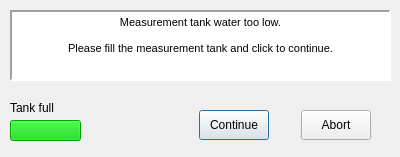
Before: the Qt Designer form Widget_Library/wtf_user_prompt_water_too_low.ui in 8foldrepo/RF_Balance_Profound, drawn with Qt 5.
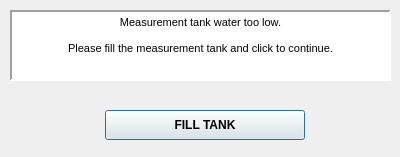
After: the same form once the commit is applied. Custom widgets are drawn as their Qt base class.

```diff
--- a/Widget_Library/wtf_user_prompt_water_too_low.ui
+++ b/Widget_Library/wtf_user_prompt_water_too_low.ui
@@ -28,9 +28,9 @@
   <widget class="QWidget" name="layoutWidget">
    <property name="geometry">
     <rect>
-     <x>180</x>
+     <x>20</x>
      <y>100</y>
-     <width>211</width>
+     <width>371</width>
      <height>51</height>
     </rect>
    </property>
@@ -49,31 +49,12 @@
         <verstretch>0</verstretch>
        </sizepolicy>
       </property>
-      <property name="maximumSize">
+      <property name="minimumSize">
        <size>
-        <width>70</width>
-        <height>30</height>
+        <width>200</width>
+        <height>0</height>
        </size>
       </property>
-      <property name="font">
-       <font>
-        <weight>50</weight>
-        <bold>false</bold>
-       </font>
-      </property>
-      <property name="text">
-       <string>Continue</string>
-      </property>
-     </widget>
-    </item>
-    <item>
-     <widget class="QPushButton" name="abort_button">
-      <property name="sizePolicy">
-       <sizepolicy hsizetype="Minimum" vsizetype="Minimum">
-        <horstretch>0</horstretch>
-        <verstretch>0</verstretch>
-       </sizepolicy>
-      </property>
       <property name="maximumSize">
        <size>
         <width>70</width>
@@ -82,12 +63,12 @@
       </property>
       <property name="font">
        <font>
-        <weight>50</weight>
-        <bold>false</bold>
+        <weight>75</weight>
+        <bold>true</bold>
        </font>
       </property>
       <property name="text">
-       <string>Abort</string>
+       <string>FILL TANK</string>
       </property>
      </widget>
     </item>
@@ -121,173 +102,7 @@
 &lt;p align=&quot;center&quot; style=&quot; margin-top:0px; margin-bottom:0px; margin-left:0px; margin-right:0px; -qt-block-indent:0; text-indent:0px;&quot;&gt;&lt;span style=&quot; font-weight:400;&quot;&gt;Please fill the measurement tank and click to continue.&lt;/span&gt;&lt;/p&gt;&lt;/body&gt;&lt;/html&gt;</string>
    </property>
   </widget>
-  <widget class="Switch" name="ua_pump_status">
-   <property name="enabled">
-    <bool>false</bool>
-   </property>
-   <property name="geometry">
-    <rect>
-     <x>10</x>
-     <y>120</y>
-     <width>71</width>
-     <height>21</height>
-    </rect>
-   </property>
-   <property name="palette">
-    <palette>
-     <active>
-      <colorrole role="Button">
-       <brush brushstyle="SolidPattern">
-        <color alpha="255">
-         <red>0</red>
-         <green>197</green>
-         <blue>0</blue>
-        </color>
-       </brush>
-      </colorrole>
-      <colorrole role="ButtonText">
-       <brush brushstyle="SolidPattern">
-        <color alpha="255">
-         <red>0</red>
-         <green>0</green>
-         <blue>0</blue>
-        </color>
-       </brush>
-      </colorrole>
-      <colorrole role="Base">
-       <brush brushstyle="SolidPattern">
-        <color alpha="255">
-         <red>0</red>
-         <green>197</green>
-         <blue>0</blue>
-        </color>
-       </brush>
-      </colorrole>
-      <colorrole role="Window">
-       <brush brushstyle="SolidPattern">
-        <color alpha="255">
-         <red>0</red>
-         <green>197</green>
-         <blue>0</blue>
-        </color>
-       </brush>
-      </colorrole>
-     </active>
-     <inactive>
-      <colorrole role="Button">
-       <brush brushstyle="SolidPattern">
-        <color alpha="255">
-         <red>0</red>
-         <green>197</green>
-         <blue>0</blue>
-        </color>
-       </brush>
-      </colorrole>
-      <colorrole role="ButtonText">
-       <brush brushstyle="SolidPattern">
-        <color alpha="255">
-         <red>0</red>
-         <green>0</green>
-         <blue>0</blue>
-        </color>
-       </brush>
-      </colorrole>
-      <colorrole role="Base">
-       <brush brushstyle="SolidPattern">
-        <color alpha="255">
-         <red>0</red>
-         <green>197</green>
-         <blue>0</blue>
-        </color>
-       </brush>
-      </colorrole>
-      <colorrole role="Window">
-       <brush brushstyle="SolidPattern">
-        <color alpha="255">
-         <red>0</red>
-         <green>197</green>
-         <blue>0</blue>
-        </color>
-       </brush>
-      </colorrole>
-     </inactive>
-     <disabled>
-      <colorrole role="Button">
-       <brush brushstyle="SolidPattern">
-        <color alpha="255">
-         <red>0</red>
-         <green>197</green>
-         <blue>0</blue>
-        </color>
-       </brush>
-      </colorrole>
-      <colorrole role="ButtonText">
-       <brush brushstyle="SolidPattern">
-        <color alpha="255">
-         <red>0</red>
-         <green>0</green>
-         <blue>0</blue>
-        </color>
-       </brush>
-      </colorrole>
-      <colorrole role="Base">
-       <brush brushstyle="SolidPattern">
-        <color alpha="255">
-         <red>0</red>
-         <green>197</green>
-         <blue>0</blue>
-        </color>
-       </brush>
-      </colorrole>
-      <colorrole role="Window">
-       <brush brushstyle="SolidPattern">
-        <color alpha="255">
-         <red>0</red>
-         <green>197</green>
-         <blue>0</blue>
-        </color>
-       </brush>
-      </colorrole>
-     </disabled>
-    </palette>
-   </property>
-   <property name="autoFillBackground">
-    <bool>false</bool>
-   </property>
-   <property name="styleSheet">
-    <string notr="true">background-color:#00c500</string>
-   </property>
-   <property name="text">
-    <string/>
-   </property>
-  </widget>
-  <widget class="QLabel" name="label">
-   <property name="geometry">
-    <rect>
-     <x>10</x>
-     <y>100</y>
-     <width>91</width>
-     <height>16</height>
-    </rect>
-   </property>
-   <property name="font">
-    <font>
-     <weight>50</weight>
-     <bold>false</bold>
-    </font>
-   </property>
-   <property name="text">
-    <string>Tank full</string>
-   </property>
-  </widget>
  </widget>
- <customwidgets>
-  <customwidget>
-   <class>Switch</class>
-   <extends>QPushButton</extends>
-   <header location="global">ui_elements.switch</header>
-  </customwidget>
- </customwidgets>
  <resources/>
  <connections/>
 </ui>
```
Left out of the diff: 2 changed lines with no effect on the pictures.
